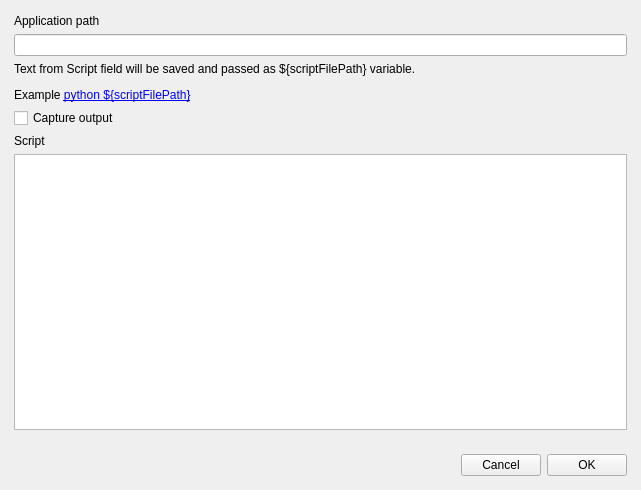
The window that wfnodeedit_dialog.ui (cplauncher/CPLauncher) describes before a commit, drawn with Qt 5.
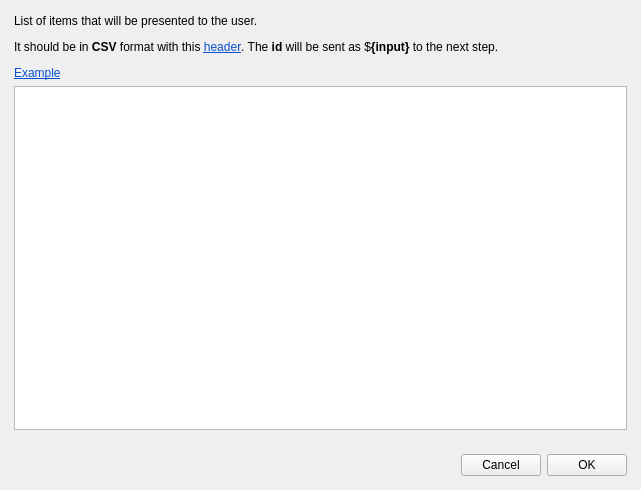
The same window after the commit. Custom widgets are drawn as their Qt base class.

Commit message: Added Selector workflow node

```diff
--- a/wfnodeedit_dialog.ui
+++ b/wfnodeedit_dialog.ui
@@ -38,7 +38,7 @@
       </sizepolicy>
      </property>
      <property name="currentIndex">
-      <number>7</number>
+      <number>8</number>
      </property>
      <widget class="QWidget" name="hotkeyPanel">
       <property name="sizePolicy">
@@ -369,6 +369,27 @@
           <string>&lt;html&gt;&lt;head/&gt;&lt;body&gt;&lt;p&gt;Text from Script field will be saved and passed as ${scriptFilePath} variable.&lt;/p&gt;&lt;p&gt;Example &lt;a href=&quot;#insertExample&quot;&gt;python ${scriptFilePath}&lt;/a&gt;&lt;/p&gt;&lt;/body&gt;&lt;/html&gt;</string>
          </property>
         </widget>
+       </item>
+       <item row="4" column="0">
+        <widget class="QLabel" name="label_19">
+         <property name="text">
+          <string>Script</string>
+         </property>
+        </widget>
+       </item>
+      </layout>
+        </widget>
+     <widget class="QWidget" name="selectorPanel">
+      <layout class="QVBoxLayout" name="verticalLayout_2">
+       <item>
+        <widget class="QLabel" name="selectorHelpLabel">
+         <property name="text">
+          <string>&lt;html&gt;&lt;head/&gt;&lt;body&gt;&lt;p&gt;List of items that will be presented to the user.&lt;/p&gt;&lt;p&gt;It should be in &lt;span style=&quot; font-weight:700;&quot;&gt;CSV&lt;/span&gt; format with this &lt;a href=&quot;#insert_header&quot;&gt;&lt;span style=&quot; text-decoration: underline; color:#094fd1;&quot;&gt;header&lt;/span&gt;&lt;/a&gt;. The &lt;span style=&quot; font-weight:700;&quot;&gt;id&lt;/span&gt; will be sent as $&lt;span style=&quot; font-weight:700;&quot;&gt;{input}&lt;/span&gt; to the next step.&lt;/p&gt;&lt;p&gt;&lt;a href=&quot;#insert_example&quot;&gt;&lt;span style=&quot; text-decoration: underline; color:#094fd1;&quot;&gt;Example&lt;/span&gt;&lt;/a&gt;&lt;/p&gt;&lt;/body&gt;&lt;/html&gt;</string>
+         </property>
+        </widget>
+       </item>
+       <item>
+        <widget class="QPlainTextEdit" name="selectorItemsEdit"/>
        </item>
       </layout>
      </widget>
```
Left out of the diff: 19 changed lines with no effect on the pictures. The commit also changes 12 other files.
